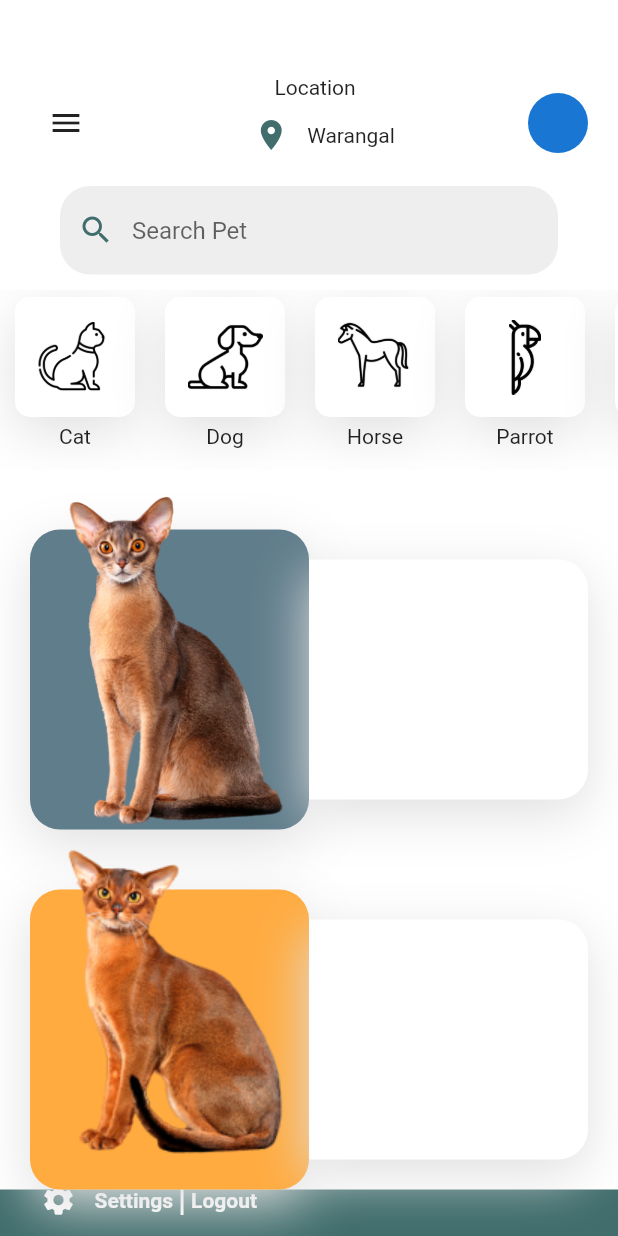
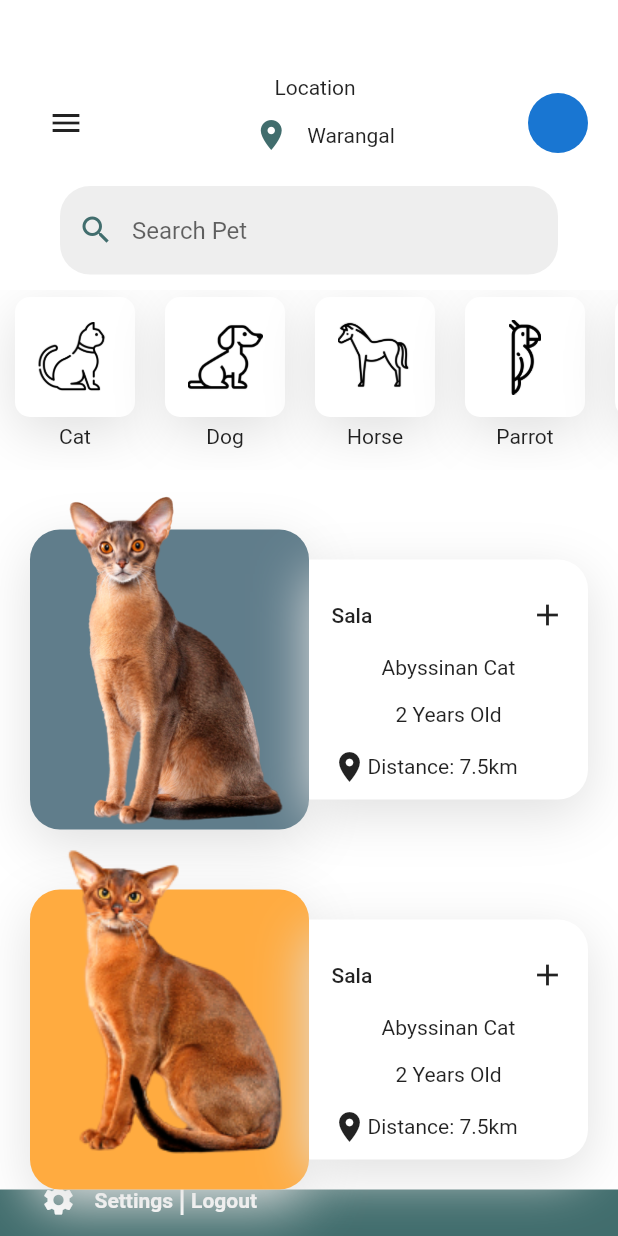
Before and after one commit to udaykumaruking/pet_app, a Flutter app: the screen it shows after launch, on a phone screen of 412 x 824 dp. Run offline on Flutter 3.47's test engine with Material 2 defaults, Android fonts, the phone set to English and light mode, and no system bars; our stand-ins replace font_awesome_flutter.

Commit message:
Text added to home page

```diff
--- a/lib/HomeScreen.dart
+++ b/lib/HomeScreen.dart
@@ -20,13 +20,12 @@ class _HomeScreenState extends State<HomeScreen> {
   Widget build(BuildContext context) {
     return AnimatedContainer(
       decoration: BoxDecoration(
-        borderRadius: BorderRadius.circular(isDrawer?40:0),
+        borderRadius: BorderRadius.circular(isDrawer ? 40 : 0),
         color: Colors.white,
       ),
       transform: Matrix4.translationValues(xOffSet, yOffSet, 0)
         ..scale((scaleFactor)),
       duration: Duration(milliseconds: 250),
-
       child: SingleChildScrollView(
         child: Column(
           children: <Widget>[
@@ -140,8 +139,9 @@ class _HomeScreenState extends State<HomeScreen> {
               ),
             ),
             GestureDetector(
-              onTap: (){
-                Navigator.push(context, MaterialPageRoute(builder: (context) => Screen2()));
+              onTap: () {
+                Navigator.push(context,
+                    MaterialPageRoute(builder: (context) => Screen2()));
               },
               child: Container(
                 height: 240,
@@ -160,7 +160,8 @@ class _HomeScreenState extends State<HomeScreen> {
                             margin: EdgeInsets.only(top: 40),
                           ),
                           Align(
-                            child: Hero(tag: 1,
+                            child: Hero(
+                                tag: 1,
                                 child: Image.asset('images/pet-cat2.png')),
                           ),
                         ],
@@ -177,13 +178,44 @@ class _HomeScreenState extends State<HomeScreen> {
                             bottomRight: Radius.circular(20),
                           ),
                         ),
+                        child: Container(
+                          padding: EdgeInsets.only(left: 15, right: 15),
+                          child: Container(
+
+                            child: Column(
+                              children: <Widget>[
+                                SizedBox(height: 25,),
+                                Row(
+                                  mainAxisAlignment: MainAxisAlignment.spaceBetween,
+                                  children: <Widget>[
+                                    Text(
+                                      "Sala",
+                                      style: TextStyle(fontWeight: FontWeight.w500),
+                                    ),
+                                    Icon(Icons.add),
+                                  ],
+                                ),
+                                SizedBox(height: 15,),
+                                Text('Abyssinan Cat'),
+                                SizedBox(height: 15,),
+                                Text('2 Years Old'),
+                                SizedBox(height: 15,),
+                                Row(
+                                  children: <Widget>[
+                                    Icon(Icons.location_on),
+                                    Text('Distance: 7.5km'),
+                                  ],
+                                ),
+                              ],
+                            ),
+                          ),
+                        ),
                       ),
                     ),
                   ],
                 ),
               ),
             ),
-
             Container(
               height: 240,
               margin: EdgeInsets.symmetric(horizontal: 20),
@@ -199,15 +231,17 @@ class _HomeScreenState extends State<HomeScreen> {
                             boxShadow: listShadow,
                           ),
                           margin: EdgeInsets.only(top: 40),
+
                         ),
                         Align(
-                          child:  Image.asset('images/pet-cat1.png'),
+                          child: Image.asset('images/pet-cat1.png'),
                         ),
                       ],
                     ),
                   ),
                   Expanded(
                     child: Container(
+                      height: 240,
                       margin: EdgeInsets.only(top: 60, bottom: 20),
                       decoration: BoxDecoration(
                         color: Colors.white,
@@ -215,6 +249,38 @@ class _HomeScreenState extends State<HomeScreen> {
                         borderRadius: BorderRadius.only(
                           topRight: Radius.circular(20),
                           bottomRight: Radius.circular(20),
+                        ),
+                      ),
+                      child: Container(
+                        padding: EdgeInsets.only(left: 15, right: 15),
+                        child: Container(
+
+                          child: Column(
+                            children: <Widget>[
+                              SizedBox(height: 25,),
+                              Row(
+                                mainAxisAlignment: MainAxisAlignment.spaceBetween,
+                                children: <Widget>[
+                                  Text(
+                                    "Sala",
+                                    style: TextStyle(fontWeight: FontWeight.w500),
+                                  ),
+                                  Icon(Icons.add),
+                                ],
+                              ),
+                              SizedBox(height: 15,),
+                              Text('Abyssinan Cat'),
+                              SizedBox(height: 15,),
+                              Text('2 Years Old'),
+                              SizedBox(height: 15,),
+                              Row(
+                                children: <Widget>[
+                                  Icon(Icons.location_on),
+                                  Text('Distance: 7.5km'),
+                                ],
+                              ),
+                            ],
+                          ),
                         ),
                       ),
                     ),
```
